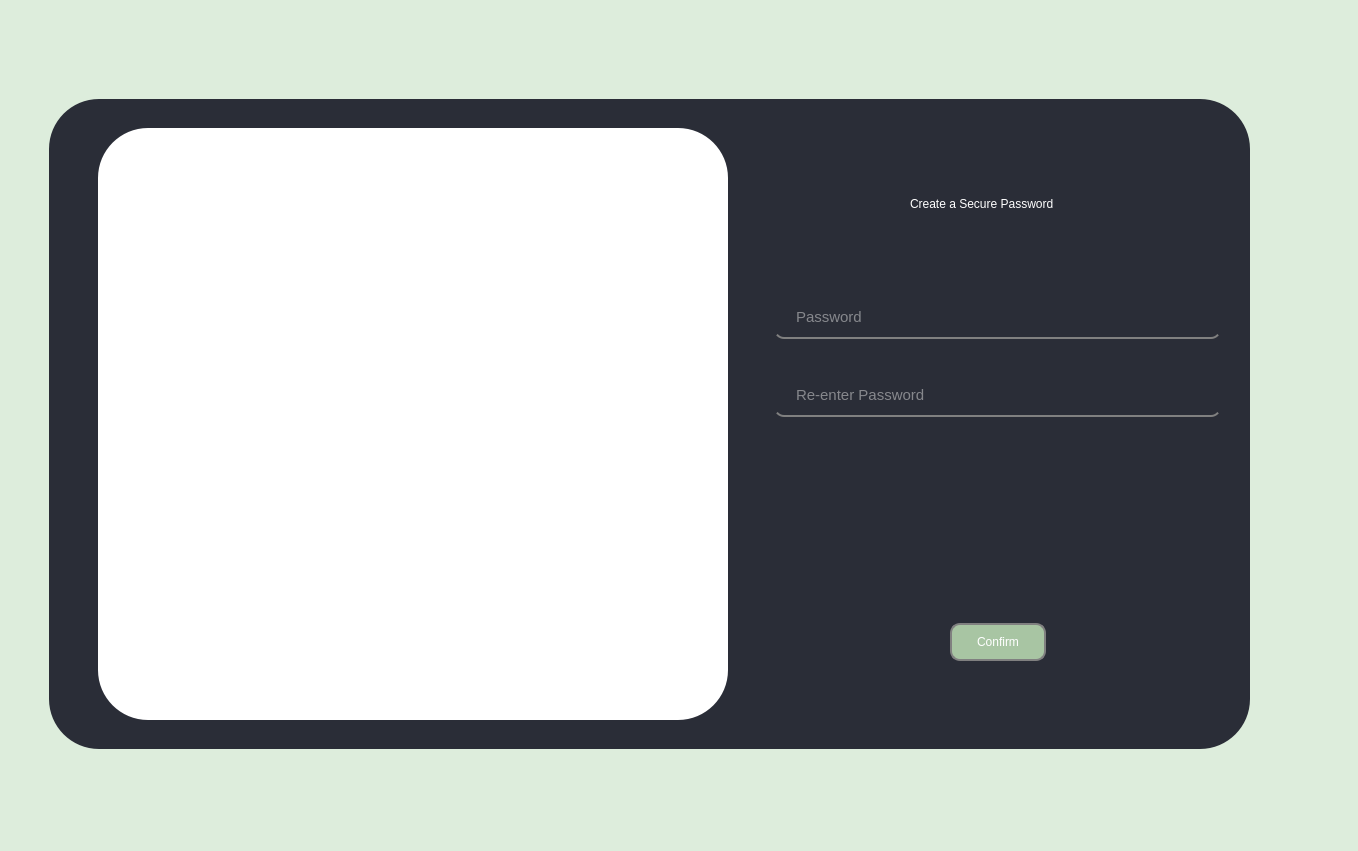
Above: mainwindow.ui from aadityapyarla1983024/QuizMania before the change. Below: the same form after it.
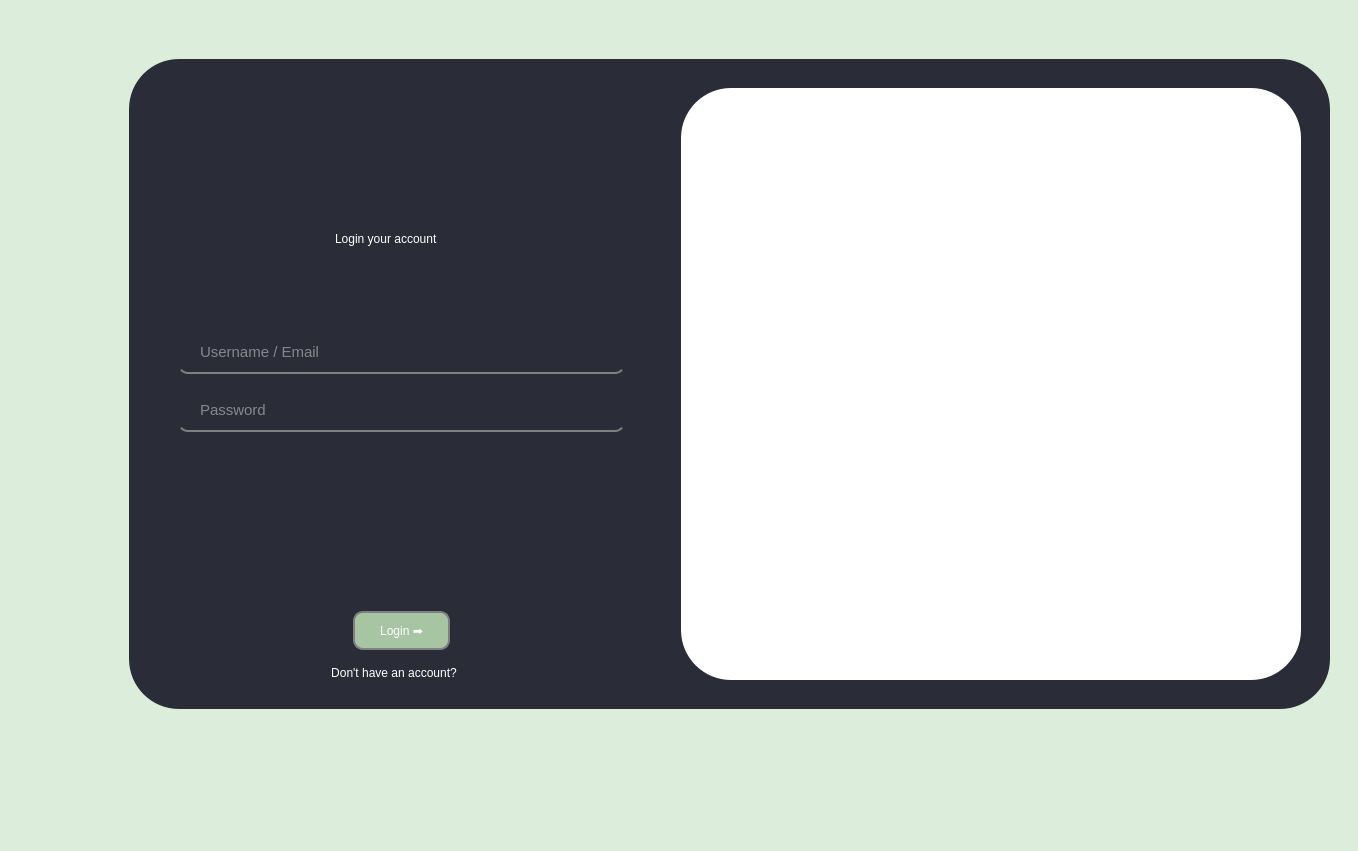
That is the form after the change. The open tabs and pages were chosen to show the change. Icons and pictures are not drawn.

Commit message: Added Password Input Mask Toggle feature and fixed email dispatch when change email clicked

Diff of the .ui file:
```diff
--- a/mainwindow.ui
+++ b/mainwindow.ui
@@ -36,8 +36,7 @@
    </property>
    <layout class="QHBoxLayout" name="horizontalLayout_5">
     <item>
-     <layout class="QHBoxLayout" name="horizontalLayout_9"/>
-    </item>
+     <layout class="QHBoxLayout" name="horizontalLayout_9">
     <item>
      <widget class="QStackedWidget" name="stackedWidget">
       <property name="minimumSize">
@@ -47,8 +46,294 @@
        </size>
       </property>
       <property name="currentIndex">
+         <number>3</number>
+        </property>
+        <widget class="QWidget" name="registerWidget_4">
+         <widget class="QFrame" name="loginFrame_1">
+          <property name="enabled">
+           <bool>true</bool>
+          </property>
+          <property name="geometry">
+           <rect>
+            <x>120</x>
+            <y>50</y>
+            <width>1201</width>
+            <height>650</height>
+           </rect>
+          </property>
+          <property name="minimumSize">
+           <size>
+            <width>1201</width>
+            <height>650</height>
+           </size>
+          </property>
+          <property name="maximumSize">
+           <size>
+            <width>1147</width>
+            <height>578</height>
+           </size>
+          </property>
+          <property name="styleSheet">
+           <string notr="true">QFrame{
+        background-color: rgb(42, 45, 55);
+        padding: 20px 20px 20px 40px;
+        border-radius: 50px;
+}
+
+QLineEdit {
+        border-bottom: 2px solid gray;
+        background-color: rgb(42, 45, 55);
+        padding: 10px 20px 10px 20px;
+        font-size: 11pt;
+        border-radius: 10px;
+        margin-top: 30px;
+    color: rgb(226, 226, 226);
+}
+
+QLineEdit:hover {
+        border-color: #ffffff;
+}
+
+#registerLink {
+
+	background-color: transparent;
+	border: transparent;
+	font: 500 10pt;
+	padding: 0px 15px 0px 0px;
+	margin-top: 10px
+
+}
+
+#registerLink:hover {
+	text-decoration: underline;
+}
+
+
+
+
+QPushButton {
+        padding: 10px 25px 10px 25px;
+        border: 2px solid gray;
+        border-radius: 10px;
+        background-color: rgb(125, 197, 120);
+        color:#ffffff;
+        font: 600 italic 14pt &quot;Cascadia Mono&quot;;
+
+}
+QPushButton:hover {
+        background-color: rgb(76, 120, 73);
+        border-radius: 10px;
+
+}
+
+QLabel {
+        padding: 10px 40px 10px 10px;
+    		color: white;
+}
+
+QPushButton:disabled {
+        background-color: rgb(168, 197, 163);
+}
+
+</string>
+          </property>
+          <property name="frameShape">
+           <enum>QFrame::NoFrame</enum>
+          </property>
+          <layout class="QHBoxLayout" name="horizontalLayout_15">
+           <property name="sizeConstraint">
+            <enum>QLayout::SetMinimumSize</enum>
+           </property>
+           <item>
+            <layout class="QHBoxLayout" name="horizontalLayout_16" stretch="2,3">
+             <item>
+              <layout class="QGridLayout" name="gridLayout_4">
+               <property name="leftMargin">
        <number>0</number>
       </property>
+               <item row="12" column="0">
+                <layout class="QHBoxLayout" name="horizontalLayout_18"/>
+               </item>
+               <item row="1" column="0" alignment="Qt::AlignHCenter|Qt::AlignVCenter">
+                <widget class="QLabel" name="registerHeading_2">
+                 <property name="styleSheet">
+                  <string notr="true">color: #ffffff;
+font: 600 italic 16pt &quot;Cascadia Mono&quot;;</string>
+                 </property>
+                 <property name="text">
+                  <string>Login your account</string>
+                 </property>
+                </widget>
+               </item>
+               <item row="3" column="0">
+                <widget class="QLabel" name="loginMessageLabel">
+                 <property name="enabled">
+                  <bool>true</bool>
+                 </property>
+                 <property name="autoFillBackground">
+                  <bool>false</bool>
+                 </property>
+                 <property name="text">
+                  <string/>
+                 </property>
+                 <property name="textFormat">
+                  <enum>Qt::PlainText</enum>
+                 </property>
+                </widget>
+               </item>
+               <item row="10" column="0">
+                <layout class="QHBoxLayout" name="horizontalLayout_17">
+                 <item>
+                  <spacer name="horizontalSpacer_8">
+                   <property name="orientation">
+                    <enum>Qt::Horizontal</enum>
+                   </property>
+                   <property name="sizeHint" stdset="0">
+                    <size>
+                     <width>40</width>
+                     <height>20</height>
+                    </size>
+                   </property>
+                  </spacer>
+                 </item>
+                 <item>
+                  <widget class="QPushButton" name="loginButton">
+                   <property name="enabled">
+                    <bool>false</bool>
+                   </property>
+                   <property name="cursor">
+                    <cursorShape>PointingHandCursor</cursorShape>
+                   </property>
+                   <property name="autoFillBackground">
+                    <bool>false</bool>
+                   </property>
+                   <property name="text">
+                    <string>Login ➡️</string>
+                   </property>
+                  </widget>
+                 </item>
+                 <item>
+                  <spacer name="horizontalSpacer_9">
+                   <property name="orientation">
+                    <enum>Qt::Horizontal</enum>
+                   </property>
+                   <property name="sizeHint" stdset="0">
+                    <size>
+                     <width>40</width>
+                     <height>20</height>
+                    </size>
+                   </property>
+                  </spacer>
+                 </item>
+                </layout>
+               </item>
+               <item row="11" column="0">
+                <widget class="QPushButton" name="registerLink">
+                 <property name="cursor">
+                  <cursorShape>PointingHandCursor</cursorShape>
+                 </property>
+                 <property name="text">
+                  <string>Don't have an account?</string>
+                 </property>
+                </widget>
+               </item>
+               <item row="0" column="0">
+                <spacer name="verticalSpacer_13">
+                 <property name="orientation">
+                  <enum>Qt::Vertical</enum>
+                 </property>
+                 <property name="sizeHint" stdset="0">
+                  <size>
+                   <width>20</width>
+                   <height>40</height>
+                  </size>
+                 </property>
+                </spacer>
+               </item>
+               <item row="2" column="0">
+                <layout class="QVBoxLayout" name="verticalLayout_4">
+                 <item>
+                  <spacer name="verticalSpacer_12">
+                   <property name="orientation">
+                    <enum>Qt::Vertical</enum>
+                   </property>
+                   <property name="sizeHint" stdset="0">
+                    <size>
+                     <width>20</width>
+                     <height>40</height>
+                    </size>
+                   </property>
+                  </spacer>
+                 </item>
+                 <item>
+                  <widget class="QLineEdit" name="loginUsernameEmailInput">
+                   <property name="placeholderText">
+                    <string>Username / Email</string>
+                   </property>
+                  </widget>
+                 </item>
+                 <item>
+                  <widget class="QLineEdit" name="loginPasswordInput">
+                   <property name="styleSheet">
+                    <string notr="true">margin-top: 10px</string>
+                   </property>
+                   <property name="echoMode">
+                    <enum>QLineEdit::Password</enum>
+                   </property>
+                   <property name="placeholderText">
+                    <string>Password</string>
+                   </property>
+                  </widget>
+                 </item>
+                </layout>
+               </item>
+               <item row="4" column="0">
+                <spacer name="verticalSpacer_10">
+                 <property name="orientation">
+                  <enum>Qt::Vertical</enum>
+                 </property>
+                 <property name="sizeHint" stdset="0">
+                  <size>
+                   <width>20</width>
+                   <height>40</height>
+                  </size>
+                 </property>
+                </spacer>
+               </item>
+              </layout>
+             </item>
+             <item>
+              <widget class="QLabel" name="registerIllustration_2">
+               <property name="minimumSize">
+                <size>
+                 <width>580</width>
+                 <height>500</height>
+                </size>
+               </property>
+               <property name="styleSheet">
+                <string notr="true">background-color: #ffffff;
+margin-left: 50px;
+</string>
+               </property>
+               <property name="text">
+                <string/>
+               </property>
+               <property name="pixmap">
+                <pixmap resource="resources.qrc">:/UserValidation/media/rb_7853.png</pixmap>
+               </property>
+               <property name="scaledContents">
+                <bool>true</bool>
+               </property>
+               <property name="wordWrap">
+                <bool>false</bool>
+               </property>
+              </widget>
+             </item>
+            </layout>
+           </item>
+          </layout>
+         </widget>
+        </widget>
       <widget class="QWidget" name="registerWidget_1">
        <widget class="QFrame" name="registerFrame">
         <property name="enabled">
@@ -728,6 +1013,17 @@
         background-color: rgb(168, 197, 163);
 }
 
+#eyeButton1, #eyeButton2 {
+		background-color: transparent;
+		padding: 0;
+		border: 0px;
+}
+
+#eyeButton2 {
+		margin-left: 20px;
+		padding-right: 10px
+}
+
 </string>
         </property>
         <property name="frameShape">
@@ -871,20 +1167,61 @@
                 </spacer>
                </item>
                <item>
+                  <layout class="QHBoxLayout" name="horizontalLayout_19">
+                   <item>
                 <widget class="QLineEdit" name="passwordInput1">
+                     <property name="echoMode">
+                      <enum>QLineEdit::Password</enum>
+                     </property>
                  <property name="placeholderText">
                   <string>Password</string>
                  </property>
                 </widget>
                </item>
+                   <item>
+                    <widget class="QPushButton" name="eyeButton1">
+                     <property name="cursor">
+                      <cursorShape>PointingHandCursor</cursorShape>
+                     </property>
+                     <property name="text">
+                      <string>👁</string>
+                     </property>
+                     <property name="icon">
+                      <iconset theme="mail-forward">
+                       <normaloff>.</normaloff>.</iconset>
+                     </property>
+                    </widget>
+                   </item>
+                  </layout>
+                 </item>
+                 <item>
+                  <layout class="QHBoxLayout" name="horizontalLayout_20">
                <item>
                 <widget class="QLineEdit" name="passwordInput2">
+                     <property name="echoMode">
+                      <enum>QLineEdit::Password</enum>
+                     </property>
                  <property name="placeholderText">
                   <string>Re-enter Password</string>
                  </property>
                 </widget>
                </item>
                <item>
+                    <widget class="QPushButton" name="eyeButton2">
+                     <property name="cursor">
+                      <cursorShape>PointingHandCursor</cursorShape>
+                     </property>
+                     <property name="text">
+                      <string>👁</string>
+                     </property>
+                     <property name="icon">
+                      <iconset theme="mail-forward"/>
+                     </property>
+                    </widget>
+                   </item>
+                  </layout>
+                 </item>
+                 <item>
                 <widget class="QLabel" name="passwordMatchMessage">
                  <property name="text">
                   <string/>
@@ -931,6 +1268,8 @@
        </widget>
       </widget>
      </widget>
+      </item>
+     </layout>
     </item>
    </layout>
   </widget>
```
Lines whose indentation alone changed are shown as unchanged. The commit also changes 29 other files.
